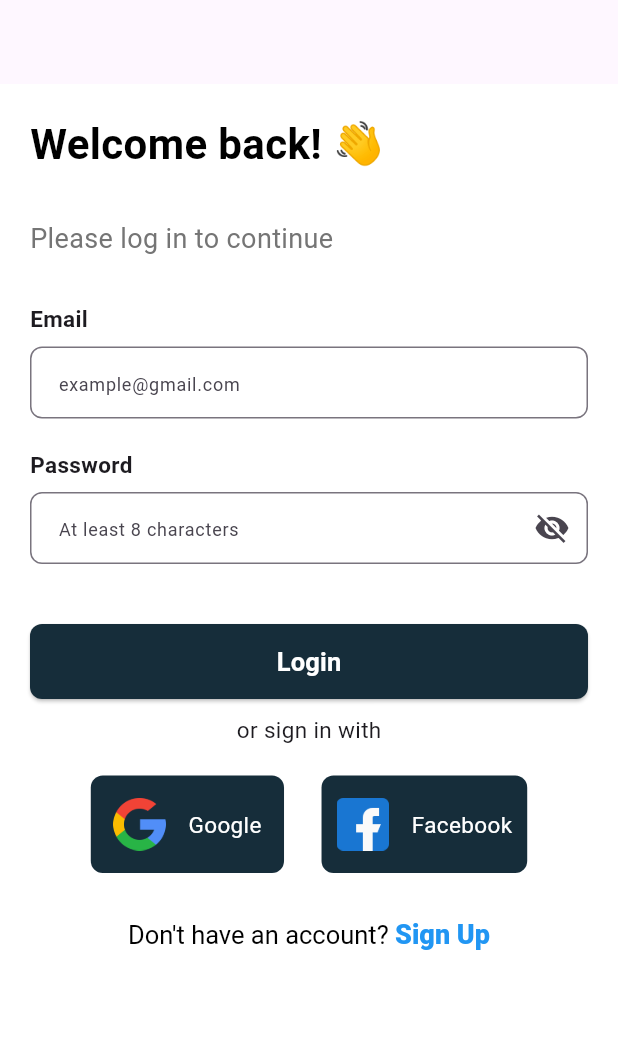
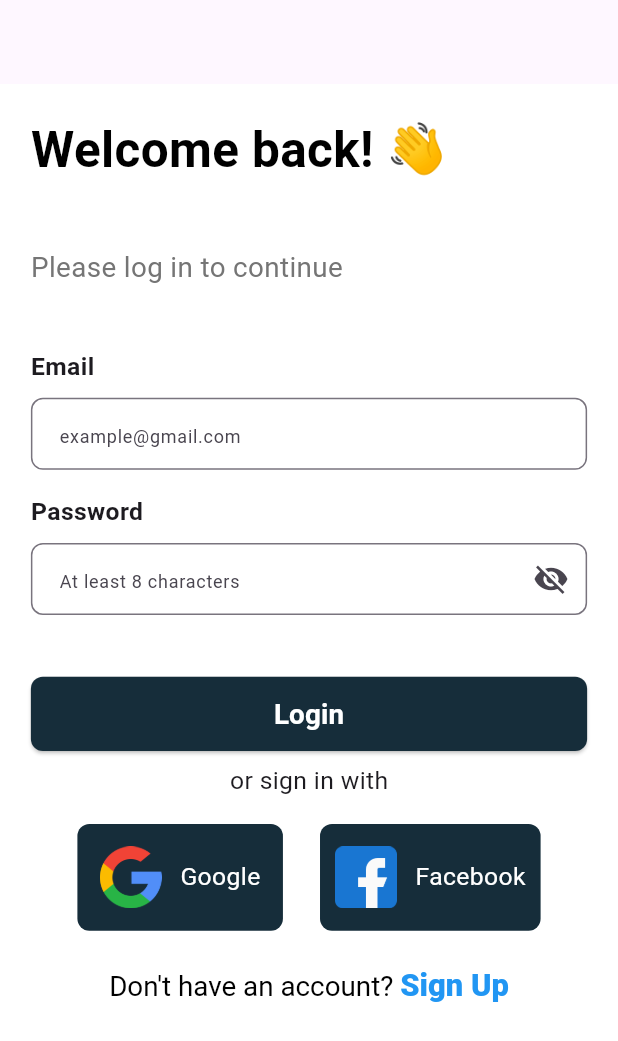
Before and after one commit to RakeshDas18/Login-Page-Android-App, a Flutter app: the screen it shows after launch, on a phone screen of 412 x 824 dp. Shown: the top 1041 px of the screen. Run offline on Flutter 3.47's test engine with Material 3 defaults, Android fonts, the phone set to English and light mode, and no system bars; our stand-ins replace firebase_auth, firebase_core, google_fonts, google_sign_in; accounts and stored records are empty.

Commit message:
Implement responsive design using MediaQuery for dynamic sizing

```diff
--- a/lib/login_page.dart
+++ b/lib/login_page.dart
@@ -91,27 +91,38 @@ class _LoginPageState extends State<LoginPage> {
 
   @override
   Widget build(BuildContext context) {
+    // Get the screen width
+    double screenWidth = MediaQuery.of(context).size.width;
+    double screenHeight = MediaQuery.of(context).size.height;
+
     return Scaffold(
       appBar: AppBar(
         centerTitle: true,
         elevation: 0,
       ),
       body: Padding(
-        padding: const EdgeInsets.all(20.0),
+        padding: EdgeInsets.all(screenWidth * 0.05),  // Adjust padding based on screen width
         child: SingleChildScrollView(
           child: Column(
             crossAxisAlignment: CrossAxisAlignment.start,
             children: [
               Text(
                 'Welcome back! 👋',
-                style: TextStyle(fontSize: 28, fontWeight: FontWeight.bold, color: Colors.black),
+                style: TextStyle(
+                  fontSize: screenWidth * 0.08, // Dynamic font size
+                  fontWeight: FontWeight.bold,
+                  color: Colors.black,
+                ),
               ),
-              SizedBox(height: 30),
+              SizedBox(height: screenHeight * 0.05),
               Text(
                 "Please log in to continue",
-                style: TextStyle(fontSize: 18, color: Colors.grey[600]),
+                style: TextStyle(
+                  fontSize: screenWidth * 0.045,
+                  color: Colors.grey[600],
+                ),
               ),
-              SizedBox(height: 30),
+              SizedBox(height: screenHeight * 0.05),
               Form(
                 key: _formKey,
                 child: Column(
@@ -120,10 +131,13 @@ class _LoginPageState extends State<LoginPage> {
                       alignment: Alignment.centerLeft,
                       child: Text(
                         'Email',
-                        style: TextStyle(fontSize: 15, fontWeight: FontWeight.bold),
+                        style: TextStyle(
+                          fontSize: screenWidth * 0.04, // Dynamic font size
+                          fontWeight: FontWeight.bold,
+                        ),
                       ),
                     ),
-                    SizedBox(height: 08),
+                    SizedBox(height: screenHeight * 0.01),
                     TextFormField(
                       controller: usernameController,
                       decoration: InputDecoration(
@@ -134,28 +148,29 @@ class _LoginPageState extends State<LoginPage> {
                           borderRadius: BorderRadius.circular(8),
                         ),
                       ),
-                      style: TextStyle(fontSize: 16),
+                      style: TextStyle(fontSize: screenWidth * 0.045), // Dynamic text size
                       validator: (value) {
                         if (value == null || value.isEmpty) {
                           return 'Please enter your email';
                         }
-                        // Use a broader regular expression to validate the email address
                         if (!RegExp(r"^[a-zA-Z0-9._%+-]+@[a-zA-Z0-9.-]+\.[a-zA-Z]{2,}$").hasMatch(value)) {
                           return 'Enter a valid email address';
                         }
                         return null;
                       },
                     ),
-
-                    SizedBox(height: 20),
+                    SizedBox(height: screenHeight * 0.02),
                     Align(
                       alignment: Alignment.centerLeft,
                       child: Text(
                         'Password',
-                        style: TextStyle(fontSize: 15, fontWeight: FontWeight.bold),
+                        style: TextStyle(
+                          fontSize: screenWidth * 0.04, // Dynamic font size
+                          fontWeight: FontWeight.bold,
+                        ),
                       ),
                     ),
-                    SizedBox(height: 08),
+                    SizedBox(height: screenHeight * 0.01),
                     TextFormField(
                       controller: passwordController,
                       obscureText: !_isPasswordVisible,
@@ -177,7 +192,7 @@ class _LoginPageState extends State<LoginPage> {
                           },
                         ),
                       ),
-                      style: TextStyle(fontSize: 16),
+                      style: TextStyle(fontSize: screenWidth * 0.045), // Dynamic text size
                       validator: (value) {
                         if (value == null || value.isEmpty) {
                           return 'Please enter your password';
@@ -188,16 +203,15 @@ class _LoginPageState extends State<LoginPage> {
                         return null;
                       },
                     ),
-                    SizedBox(height: 40),
+                    SizedBox(height: screenHeight * 0.05),
                     ElevatedButton(
                       onPressed: () {
                         if (_formKey.currentState!.validate()) {
-                          // Call the sign-in method if the form is valid
                           _signInWithEmailPassword();
                         }
                       },
                       style: ElevatedButton.styleFrom(
-                        minimumSize: Size(double.infinity, 50),
+                        minimumSize: Size(double.infinity, screenHeight * 0.06), // Dynamic button size
                         backgroundColor: Color(0xff162d3a),
                         foregroundColor: Colors.white,
                         shape: RoundedRectangleBorder(
@@ -206,19 +220,19 @@ class _LoginPageState extends State<LoginPage> {
                       ),
                       child: Text(
                         'Login',
-                        style: TextStyle(fontSize: 17, fontWeight: FontWeight.w700),
+                        style: TextStyle(fontSize: screenWidth * 0.045, fontWeight: FontWeight.w700),
                       ),
                     ),
-                    SizedBox(height: 10),
+                    SizedBox(height: screenHeight * 0.01),
                     Center(
-                      child: Text("or sign in with", style: TextStyle(fontSize: 15)),
+                      child: Text("or sign in with", style: TextStyle(fontSize: screenWidth * 0.04)),
                     ),
-                    SizedBox(height: 20),
+                    SizedBox(height: screenHeight * 0.02),
                     Row(
                       mainAxisAlignment: MainAxisAlignment.center,
                       children: [
                         GestureDetector(
-                          onTap: _signInWithGoogle, // Trigger Google sign-in on tap
+                          onTap: _signInWithGoogle,
                           child: Container(
                             padding: EdgeInsets.symmetric(horizontal: 15, vertical: 15),
                             decoration: BoxDecoration(
@@ -229,19 +243,19 @@ class _LoginPageState extends State<LoginPage> {
                               children: [
                                 Image.asset(
                                   'assets/google.png',
-                                  height: 35,
-                                  width: 35,
+                                  height: screenHeight * 0.05, // Adjust size dynamically
+                                  width: screenHeight * 0.05,
                                 ),
-                                SizedBox(width: 15),
+                                SizedBox(width: screenWidth * 0.03),
                                 Text(
                                   'Google',
-                                  style: TextStyle(fontSize: 15, color: Colors.white),
+                                  style: TextStyle(fontSize: screenWidth * 0.04, color: Colors.white),
                                 ),
                               ],
                             ),
                           ),
                         ),
-                        SizedBox(width: 25),
+                        SizedBox(width: screenWidth * 0.06),
                         Container(
                           padding: EdgeInsets.symmetric(horizontal: 10, vertical: 15),
                           decoration: BoxDecoration(
@@ -252,20 +266,20 @@ class _LoginPageState extends State<LoginPage> {
                             children: [
                               Image.asset(
                                 'assets/facebook.png',
-                                height: 35,
-                                width: 35,
+                                height: screenHeight * 0.05,
+                                width: screenHeight * 0.05,
                               ),
-                              SizedBox(width: 15),
+                              SizedBox(width: screenWidth * 0.03),
                               Text(
                                 'Facebook',
-                                style: TextStyle(fontSize: 15, color: Colors.white),
+                                style: TextStyle(fontSize: screenWidth * 0.04, color: Colors.white),
                               ),
                             ],
                           ),
                         ),
                       ],
                     ),
-                    SizedBox(height: 30),
+                    SizedBox(height: screenHeight * 0.03),
                     Center(
                       child: GestureDetector(
                         onTap: () {
@@ -276,12 +290,12 @@ class _LoginPageState extends State<LoginPage> {
                             children: [
                               TextSpan(
                                 text: "Don't have an account? ",
-                                style: TextStyle(fontSize: 17, color: Colors.black),
+                                style: TextStyle(fontSize: screenWidth * 0.045, color: Colors.black),
                               ),
                               TextSpan(
                                 text: "Sign Up",
                                 style: TextStyle(
-                                  fontSize: 18,
+                                  fontSize: screenWidth * 0.05,
                                   color: Colors.blue,
                                   fontWeight: FontWeight.w800,
                                 ),
@@ -300,4 +314,5 @@ class _LoginPageState extends State<LoginPage> {
       ),
     );
   }
+
 }
```
